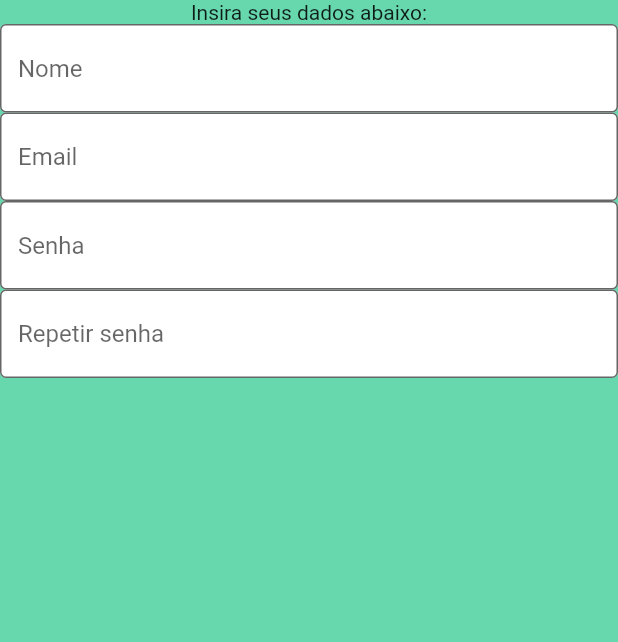
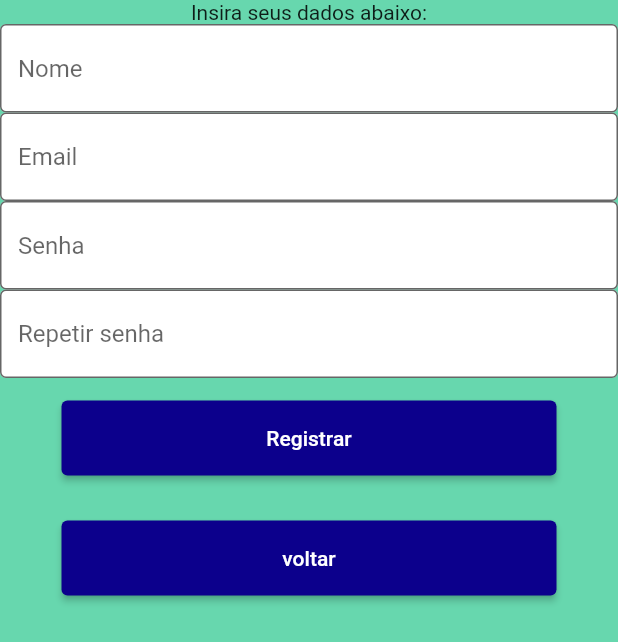
Before and after one commit to jospnunes/NurseHelp-Flutter, a Flutter app: the screen it shows after launch, after a tap on "Entrar", after a tap on "Quero me cadastrar", on a phone screen of 412 x 824 dp. Shown: the top 642 px of the screen. Run offline on Flutter 3.47's test engine with Material 2 defaults, Android fonts, the light colour scheme and no system bars; our stand-ins replace firebase_auth, firebase_core; accounts and stored records are empty.

Commit message:
Add Firebase Register

```diff
--- a/lib/loginScreen.dart
+++ b/lib/loginScreen.dart
@@ -2,6 +2,7 @@
 
 import 'package:flutter/material.dart';
 import 'package:firebase_auth/firebase_auth.dart';
+import 'dialogs.dart';
 
 class LoginScreen extends StatefulWidget {
   const LoginScreen({super.key});
@@ -75,11 +76,12 @@ class LoginScreenState extends State<LoginScreen> {
                             _formKey.currentState?.save();
                             // firebase
                             try {
-                              final credential = await FirebaseAuth.instance
+                              await FirebaseAuth.instance
                                   .signInWithEmailAndPassword(
                                       email: _email, password: _password);
                             } on FirebaseAuthException catch (e) {
-                              print("erro: ${e.code}");
+                              customDialog(
+                                  context, "Erro no login", " ${e.code}");
                             }
                           }
                         },
--- a/lib/registerScreen.dart
+++ b/lib/registerScreen.dart
@@ -1,5 +1,8 @@
+// ignore: file_names
+// ignore_for_file: avoid_print
 import 'package:flutter/material.dart';
 import 'package:firebase_auth/firebase_auth.dart';
+import 'dialogs.dart';
 
 class RegisterScreen extends StatefulWidget {
   const RegisterScreen({super.key});
@@ -11,8 +14,10 @@ class RegisterScreen extends StatefulWidget {
 class RegisterScreenState extends State<RegisterScreen> {
   FirebaseAuth auth = FirebaseAuth.instance;
   final _formKey = GlobalKey<FormState>();
+  late String _name;
   late String _email;
   late String _password;
+  late String _confPassword;
 
   @override
   Widget build(BuildContext context) {
@@ -37,6 +42,7 @@ class RegisterScreenState extends State<RegisterScreen> {
                       }
                       return null;
                     },
+                    onSaved: (value) => _name = value!,
                   ),
                   TextFormField(
                     decoration: const InputDecoration(
@@ -51,6 +57,7 @@ class RegisterScreenState extends State<RegisterScreen> {
                       }
                       return null;
                     },
+                    onSaved: (value) => _email = value!,
                   ),
                   TextFormField(
                     decoration: const InputDecoration(
@@ -65,6 +72,7 @@ class RegisterScreenState extends State<RegisterScreen> {
                       }
                       return null;
                     },
+                    onSaved: (value) => _password = value!,
                   ),
                   TextFormField(
                     decoration: const InputDecoration(
@@ -79,10 +87,52 @@ class RegisterScreenState extends State<RegisterScreen> {
                       }
                       return null;
                     },
+                    onSaved: (value) => _confPassword = value!,
                   ),
-          ]),
+                  Padding(
+                    padding: const EdgeInsets.all(15),
+                    child: SizedBox(
+                      height: 50,
+                      width: 330,
+                      child: ElevatedButton(
+                        style: TextButton.styleFrom(
+                          backgroundColor:
+                              const Color.fromARGB(255, 12, 0, 140),
+                        ),
+                        onPressed: () async {
+                          if (_formKey.currentState!.validate()) {
+                            _formKey.currentState?.save();
+                            try {
+                              await FirebaseAuth.instance
+                                  .createUserWithEmailAndPassword(
+                                      email: _email, password: _password);
+                            } on FirebaseAuthException catch (e) {
+                              customDialog(
+                                  context, "Erro no registro ", " ${e.code}");
+                            }
+                          }
+                        },
+                        child: const Text("Registrar"),
                       ),
                     ),
-    );
+                  ),
+                  Padding(
+                    padding: const EdgeInsets.all(15),
+                    child: SizedBox(
+                      height: 50,
+                      width: 330,
+                      child: ElevatedButton(
+                        style: TextButton.styleFrom(
+                          backgroundColor:
+                              const Color.fromARGB(255, 12, 0, 140),
+                        ),
+                        onPressed: () {
+                          Navigator.pushNamed(context, '/login');
+                        },
+                        child: const Text("voltar"),
+                      ),
+                    ),
+                  ),
+                ]))));
   }
 }
```
Also changed, not shown: lib/dialogs.dart (added, +21 -0 lines). Lines whose indentation alone changed are shown as unchanged.
